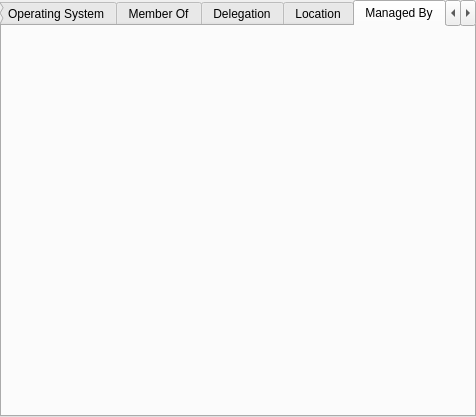
First picture: the form in ui/ComputerTabWidget.ui, repository Ravenwolve/gpm_screens_and_design, before the edit.
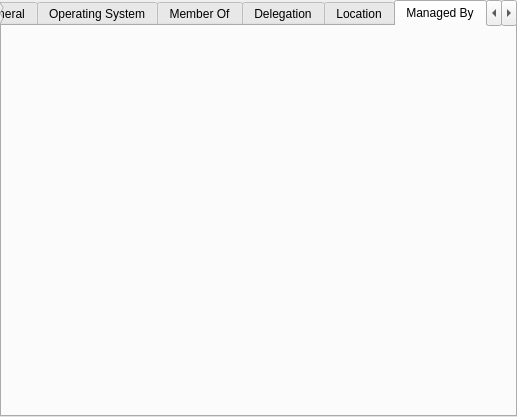
Second picture: the form after the edit. The open tabs and pages were chosen to show the change.

Patch:
```diff
--- a/ui/ComputerTabWidget.ui
+++ b/ui/ComputerTabWidget.ui
@@ -6,7 +6,7 @@
    <rect>
     <x>0</x>
     <y>0</y>
-    <width>476</width>
+    <width>517</width>
     <height>417</height>
    </rect>
   </property>
```
Left out of the diff: 2 changed lines with no effect on the pictures.
